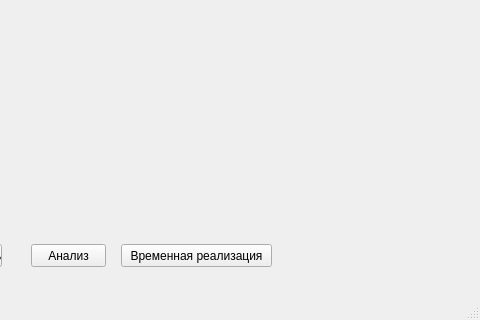
Above: untitled.ui from ShipilovS/signal_distribution before the change; both pictures show x 479 to 959 and y 346 to 666 of the 959 by 666 pixel window. Below: the same form after it.
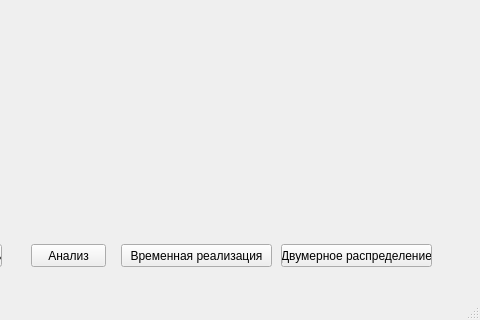
That is the form after the change.

Commit message: Двумерное распределение

```diff
--- a/untitled.ui
+++ b/untitled.ui
@@ -102,6 +102,19 @@
      <string>Временная реализация</string>
     </property>
    </widget>
+   <widget class="QPushButton" name="pushButton_4">
+    <property name="geometry">
+     <rect>
+      <x>760</x>
+      <y>590</y>
+      <width>151</width>
+      <height>23</height>
+     </rect>
+    </property>
+    <property name="text">
+     <string>Двумерное распределение</string>
+    </property>
+   </widget>
   </widget>
   <widget class="QMenuBar" name="menubar">
    <property name="geometry">
```
The commit also changes 6 other files.
